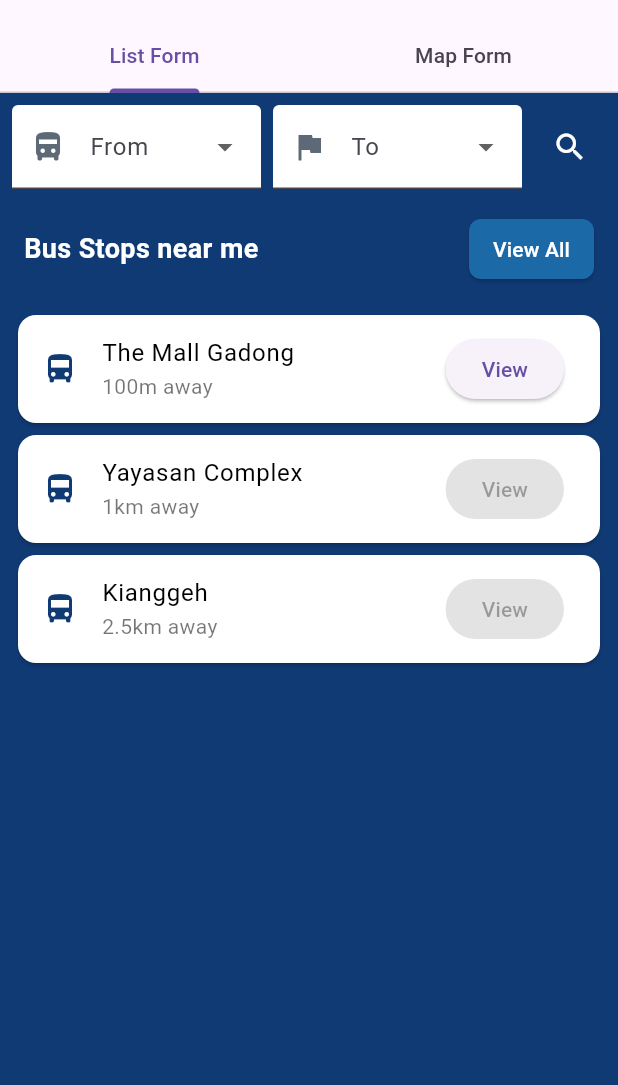
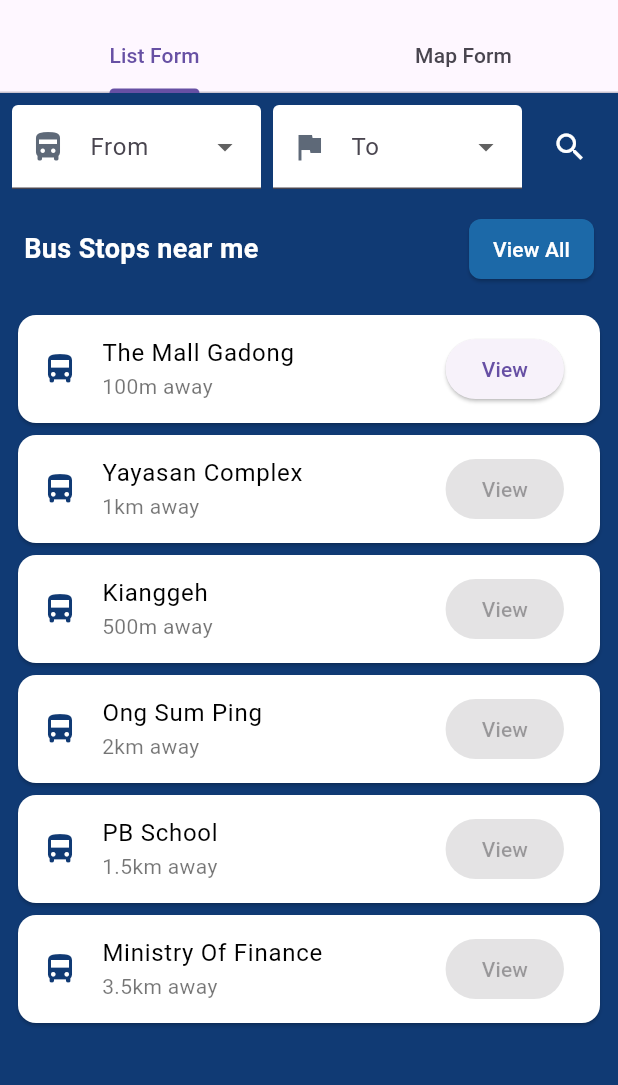
Before and after one commit to sharonkudi/FYP-GROUP_8, a Flutter app: the screen it shows after launch, on a phone screen of 412 x 824 dp, the part 63-1148 px from its top. Run offline on Flutter 3.47's test engine with Material 3 defaults, Android fonts, the light colour scheme and no system bars; our stand-ins replace cloud_firestore, firebase_core, flutter_map, geolocator, latlong2; accounts and stored records are empty.

Commit message:
Update bus_app

```diff
--- a/bus_app/lib/homepage-listform.dart
+++ b/bus_app/lib/homepage-listform.dart
@@ -26,7 +26,10 @@ class _ListFormPageState extends State<ListFormPage> {
   final List<Map<String, String>> _allStops = const [
     {'name': 'The Mall Gadong', 'distance': '100m away'},
     {'name': 'Yayasan Complex', 'distance': '1km away'},
-    {'name': 'Kianggeh', 'distance': '2.5km away'},
+    {'name': 'Kianggeh', 'distance': '500m away'},
+    {'name': 'Ong Sum Ping', 'distance': '2km away'},
+    {'name': 'PB School', 'distance': '1.5km away'},
+    {'name': 'Ministry Of Finance', 'distance': '3.5km away'},
   ];
 
   late List<Map<String, String>> _displayedStops;
```
